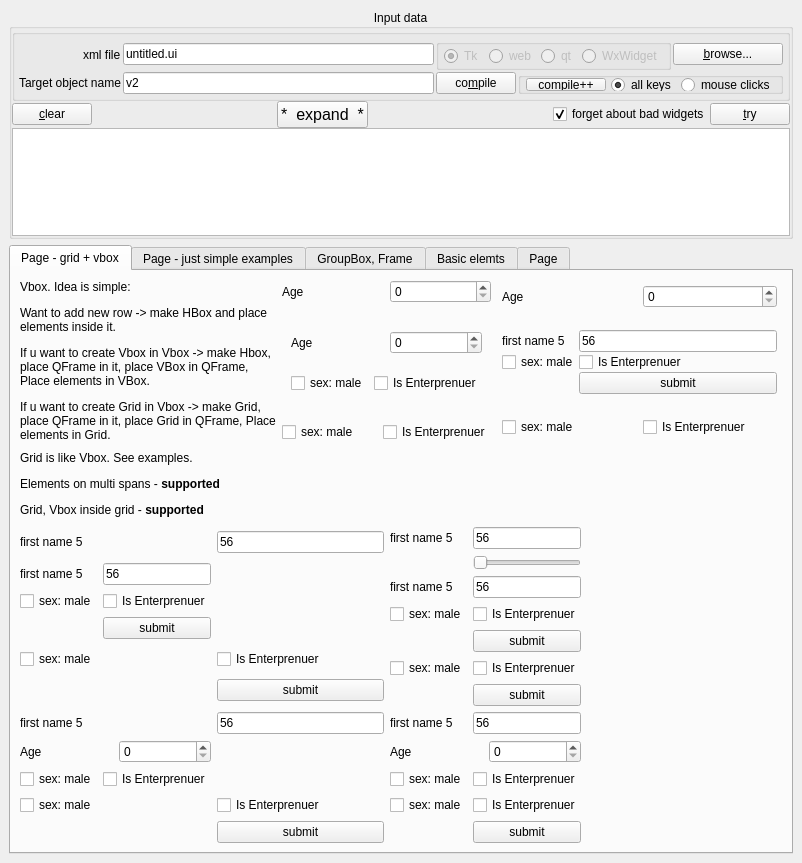
Above: examples_of_ui/untitled.ui from nngogol/PySimpleGUIDesigner before the change. Below: the same form after it.
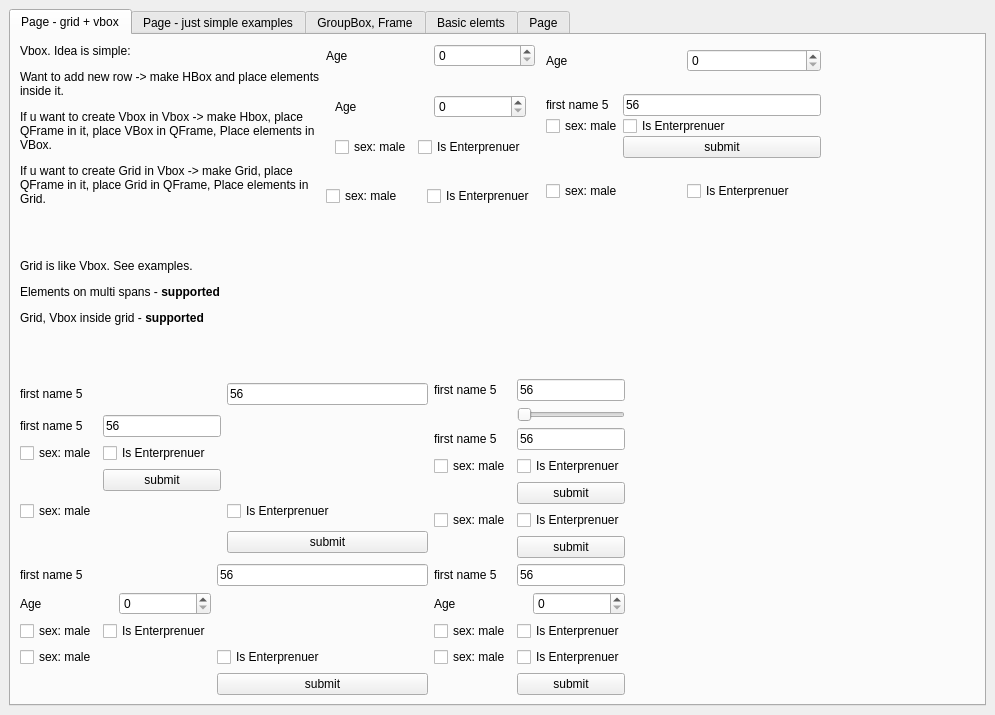
That is the form after the change.

Commit message:
- fixed 'object_name combo' suggestions and behaviour - compile_btn can be disabled - fixed mapping 'Qlabel -> T' - new 'empty top widget' checkbox
"object_name combo" suggestions: parses xml "widget" and "layout" names separetly;
added behaviour - it will auto insert "1st layout name" into "target obejct name"

```diff
--- a/examples_of_ui/untitled.ui
+++ b/examples_of_ui/untitled.ui
@@ -6,8 +6,8 @@
    <rect>
     <x>0</x>
     <y>0</y>
-    <width>802</width>
-    <height>863</height>
+    <width>995</width>
+    <height>715</height>
    </rect>
   </property>
   <property name="windowTitle">
@@ -21,324 +21,6 @@
   <widget class="QWidget" name="centralwidget">
    <layout class="QGridLayout" name="gridLayout_2">
     <item row="0" column="0">
-     <widget class="QGroupBox" name="main_input_data">
-      <property name="minimumSize">
-       <size>
-        <width>0</width>
-        <height>230</height>
-       </size>
-      </property>
-      <property name="maximumSize">
-       <size>
-        <width>16777215</width>
-        <height>250</height>
-       </size>
-      </property>
-      <property name="title">
-       <string>Input data</string>
-      </property>
-      <property name="alignment">
-       <set>Qt::AlignCenter</set>
-      </property>
-      <layout class="QGridLayout" name="gridLayout_9">
-       <property name="leftMargin">
-        <number>0</number>
-       </property>
-       <property name="topMargin">
-        <number>0</number>
-       </property>
-       <property name="rightMargin">
-        <number>0</number>
-       </property>
-       <property name="bottomMargin">
-        <number>0</number>
-       </property>
-       <property name="spacing">
-        <number>0</number>
-       </property>
-       <item row="2" column="1">
-        <widget class="QPlainTextEdit" name="psg_ui_output">
-         <property name="minimumSize">
-          <size>
-           <width>150</width>
-           <height>0</height>
-          </size>
-         </property>
-         <property name="tabStopWidth">
-          <number>8</number>
-         </property>
-        </widget>
-       </item>
-       <item row="0" column="1">
-        <widget class="QGroupBox" name="groupBox">
-         <layout class="QGridLayout" name="gridLayout_5">
-          <property name="leftMargin">
-           <number>4</number>
-          </property>
-          <property name="topMargin">
-           <number>4</number>
-          </property>
-          <property name="rightMargin">
-           <number>4</number>
-          </property>
-          <property name="bottomMargin">
-           <number>4</number>
-          </property>
-          <property name="spacing">
-           <number>2</number>
-          </property>
-          <item row="1" column="0" alignment="Qt::AlignRight">
-           <widget class="QLabel" name="label_17">
-            <property name="text">
-             <string>xml file</string>
-            </property>
-           </widget>
-          </item>
-          <item row="1" column="1">
-           <widget class="QLineEdit" name="input__file">
-            <property name="text">
-             <string>untitled.ui</string>
-            </property>
-           </widget>
-          </item>
-          <item row="3" column="0" alignment="Qt::AlignRight">
-           <widget class="QLabel" name="label_39">
-            <property name="text">
-             <string>Target object name</string>
-            </property>
-           </widget>
-          </item>
-          <item row="3" column="1">
-           <widget class="QLineEdit" name="target_object_name">
-            <property name="text">
-             <string>v2</string>
-            </property>
-           </widget>
-          </item>
-          <item row="1" column="4">
-           <widget class="QPushButton" name="file__browse">
-            <property name="text">
-             <string>&amp;browse...</string>
-            </property>
-           </widget>
-          </item>
-          <item row="1" column="3">
-           <widget class="QGroupBox" name="groupBox_4">
-            <property name="enabled">
-             <bool>false</bool>
-            </property>
-            <property name="title">
-             <string/>
-            </property>
-            <layout class="QGridLayout" name="gridLayout_12">
-             <property name="leftMargin">
-              <number>5</number>
-             </property>
-             <property name="topMargin">
-              <number>0</number>
-             </property>
-             <property name="rightMargin">
-              <number>5</number>
-             </property>
-             <property name="bottomMargin">
-              <number>0</number>
-             </property>
-             <property name="horizontalSpacing">
-              <number>5</number>
-             </property>
-             <property name="verticalSpacing">
-              <number>0</number>
-             </property>
-             <item row="0" column="2">
-              <widget class="QRadioButton" name="guitype_qt">
-               <property name="text">
-                <string>qt</string>
-               </property>
-               <property name="checked">
-                <bool>false</bool>
-               </property>
-              </widget>
-             </item>
-             <item row="0" column="3">
-              <widget class="QRadioButton" name="guitype_wx">
-               <property name="text">
-                <string>WxWidget</string>
-               </property>
-              </widget>
-             </item>
-             <item row="0" column="0">
-              <widget class="QRadioButton" name="guitype_tk">
-               <property name="text">
-                <string>Tk</string>
-               </property>
-               <property name="checked">
-                <bool>true</bool>
-               </property>
-              </widget>
-             </item>
-             <item row="0" column="1">
-              <widget class="QRadioButton" name="guitype_web">
-               <property name="text">
-                <string>web</string>
-               </property>
-               <property name="checked">
-                <bool>false</bool>
-               </property>
-              </widget>
-             </item>
-            </layout>
-           </widget>
-          </item>
-          <item row="3" column="3" colspan="2">
-           <layout class="QGridLayout" name="gridLayout_11">
-            <item row="0" column="1">
-             <widget class="QPushButton" name="compile_">
-              <property name="text">
-               <string>co&amp;mpile</string>
-              </property>
-             </widget>
-            </item>
-            <item row="0" column="2">
-             <widget class="QGroupBox" name="groupBox_5">
-              <property name="minimumSize">
-               <size>
-                <width>0</width>
-                <height>15</height>
-               </size>
-              </property>
-              <property name="title">
-               <string/>
-              </property>
-              <layout class="QGridLayout" name="gridLayout_13">
-               <property name="leftMargin">
-                <number>5</number>
-               </property>
-               <property name="topMargin">
-                <number>0</number>
-               </property>
-               <property name="rightMargin">
-                <number>5</number>
-               </property>
-               <property name="bottomMargin">
-                <number>0</number>
-               </property>
-               <property name="horizontalSpacing">
-                <number>5</number>
-               </property>
-               <property name="verticalSpacing">
-                <number>0</number>
-               </property>
-               <item row="0" column="2">
-                <widget class="QRadioButton" name="mouse_clicks_">
-                 <property name="text">
-                  <string>mouse clicks</string>
-                 </property>
-                 <property name="checked">
-                  <bool>false</bool>
-                 </property>
-                </widget>
-               </item>
-               <item row="0" column="1">
-                <widget class="QRadioButton" name="keys_">
-                 <property name="text">
-                  <string>all keys</string>
-                 </property>
-                 <property name="checked">
-                  <bool>true</bool>
-                 </property>
-                </widget>
-               </item>
-               <item row="0" column="0">
-                <widget class="QPushButton" name="compile_pp">
-                 <property name="text">
-                  <string>compile++</string>
-                 </property>
-                </widget>
-               </item>
-              </layout>
-             </widget>
-            </item>
-           </layout>
-          </item>
-         </layout>
-        </widget>
-       </item>
-       <item row="1" column="1">
-        <layout class="QHBoxLayout" name="horizontalLayout_22">
-         <property name="spacing">
-          <number>0</number>
-         </property>
-         <item>
-          <widget class="QPushButton" name="clear_psg_output">
-           <property name="text">
-            <string>&amp;clear</string>
-           </property>
-          </widget>
-         </item>
-         <item>
-          <spacer name="horizontalSpacer_10">
-           <property name="orientation">
-            <enum>Qt::Horizontal</enum>
-           </property>
-           <property name="sizeHint" stdset="0">
-            <size>
-             <width>40</width>
-             <height>20</height>
-            </size>
-           </property>
-          </spacer>
-         </item>
-         <item>
-          <widget class="QPushButton" name="expand_psg_output">
-           <property name="font">
-            <font>
-             <pointsize>12</pointsize>
-            </font>
-           </property>
-           <property name="text">
-            <string>*  expand  *</string>
-           </property>
-           <property name="checked">
-            <bool>false</bool>
-           </property>
-          </widget>
-         </item>
-         <item>
-          <spacer name="horizontalSpacer_2">
-           <property name="orientation">
-            <enum>Qt::Horizontal</enum>
-           </property>
-           <property name="sizeHint" stdset="0">
-            <size>
-             <width>40</width>
-             <height>20</height>
-            </size>
-           </property>
-          </spacer>
-         </item>
-         <item>
-          <widget class="QCheckBox" name="pass_bad_widgets">
-           <property name="text">
-            <string>forget about bad widgets</string>
-           </property>
-           <property name="checked">
-            <bool>true</bool>
-           </property>
-          </widget>
-         </item>
-         <item>
-          <widget class="QPushButton" name="try_run_">
-           <property name="text">
-            <string>&amp;try</string>
-           </property>
-          </widget>
-         </item>
-        </layout>
-       </item>
-      </layout>
-     </widget>
-    </item>
-    <item row="1" column="0">
      <widget class="QTabWidget" name="examples_tabs">
       <property name="styleSheet">
        <string notr="true"/>
```
The commit also changes 4 other files.
